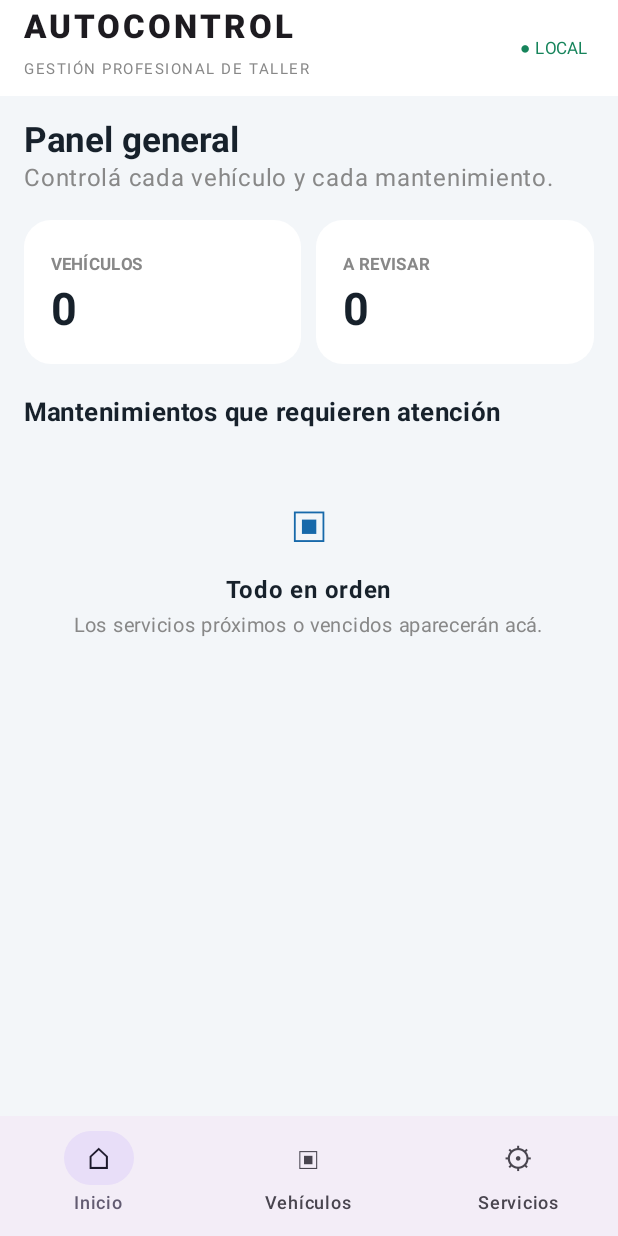
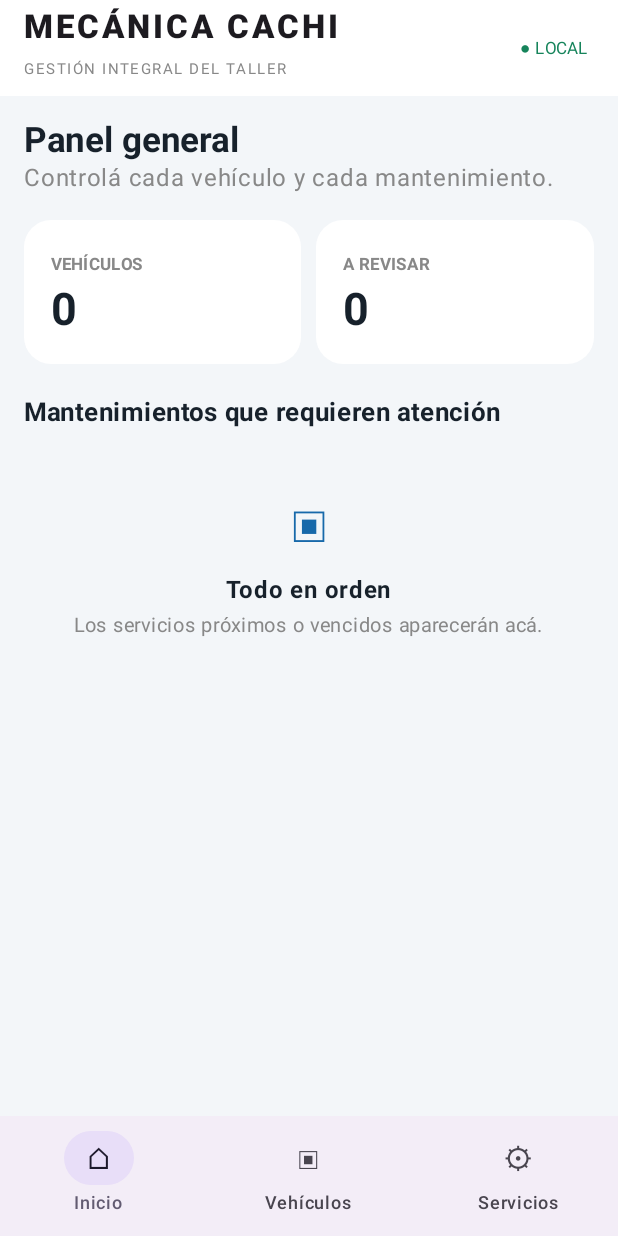
Before and after one commit to sebaappu/AutoControl, an Android app built with Jetpack Compose: the screen it shows after launch (MainActivity), on a phone screen of 412 x 824 dp. Run offline under Robolectric (Android 15) with nearby library versions, the phone set to English and light mode, and no system bars.

Commit message:
Personaliza la aplicación con la marca Mecánica Cachi

```diff
--- a/app/src/main/java/com/autocontrol/app/MainActivity.kt
+++ b/app/src/main/java/com/autocontrol/app/MainActivity.kt
@@ -120,8 +120,8 @@ fun AutoControlApp(vehicles: List<Vehicle>, save: (List<Vehicle>) -> Unit) {
     MaterialTheme(colorScheme = lightColorScheme(primary = Blue, background = Bg, surface = Color.White)) {
         Scaffold(
             topBar = { TopAppBar(title = { Column {
-                Text("AUTOCONTROL", fontWeight = FontWeight.Black, letterSpacing = 2.sp)
-                Text("GESTIÓN PROFESIONAL DE TALLER", fontSize = 10.sp, color = Color.Gray, letterSpacing = 1.sp)
+                Text("MECÁNICA CACHI", fontWeight = FontWeight.Black, letterSpacing = 2.sp)
+                Text("GESTIÓN INTEGRAL DEL TALLER", fontSize = 10.sp, color = Color.Gray, letterSpacing = 1.sp)
             } }, actions = { Text("● LOCAL", fontSize = 11.sp, color = Color(0xFF16845B), modifier = Modifier.padding(end=16.dp)) }) },
             bottomBar = { NavigationBar {
                 listOf("Inicio","Vehículos","Servicios").forEach { item ->
```
